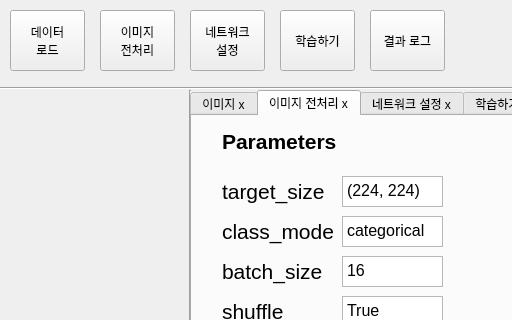
This is Project/front/ui/NetworkSetting.ui in Ikhan-Kim/SSAKIT as Qt 5 draws it before an edit; both pictures show x 0 to 512 and y 0 to 320 of the 1280 by 720 pixel window. The edited form follows.
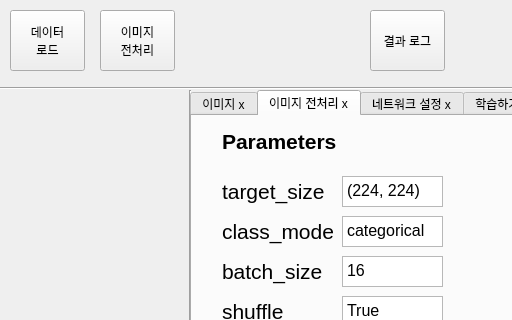
This is the edited form.

Commit message: [+} update Main button

What changed in the file:
```diff
--- a/Project/front/ui/NetworkSetting.ui
+++ b/Project/front/ui/NetworkSetting.ui
@@ -55,33 +55,6 @@
 전처리</string>
     </property>
    </widget>
-   <widget class="QPushButton" name="pushButton_3">
-    <property name="geometry">
-     <rect>
-      <x>190</x>
-      <y>10</y>
-      <width>75</width>
-      <height>61</height>
-     </rect>
-    </property>
-    <property name="text">
-     <string>네트워크
-설정</string>
-    </property>
-   </widget>
-   <widget class="QPushButton" name="pushButton_4">
-    <property name="geometry">
-     <rect>
-      <x>280</x>
-      <y>10</y>
-      <width>75</width>
-      <height>61</height>
-     </rect>
-    </property>
-    <property name="text">
-     <string>학습하기</string>
-    </property>
-   </widget>
    <widget class="QPushButton" name="pushButton_5">
     <property name="geometry">
      <rect>
```
Left out of the diff: 2 changed lines with no effect on the pictures.
